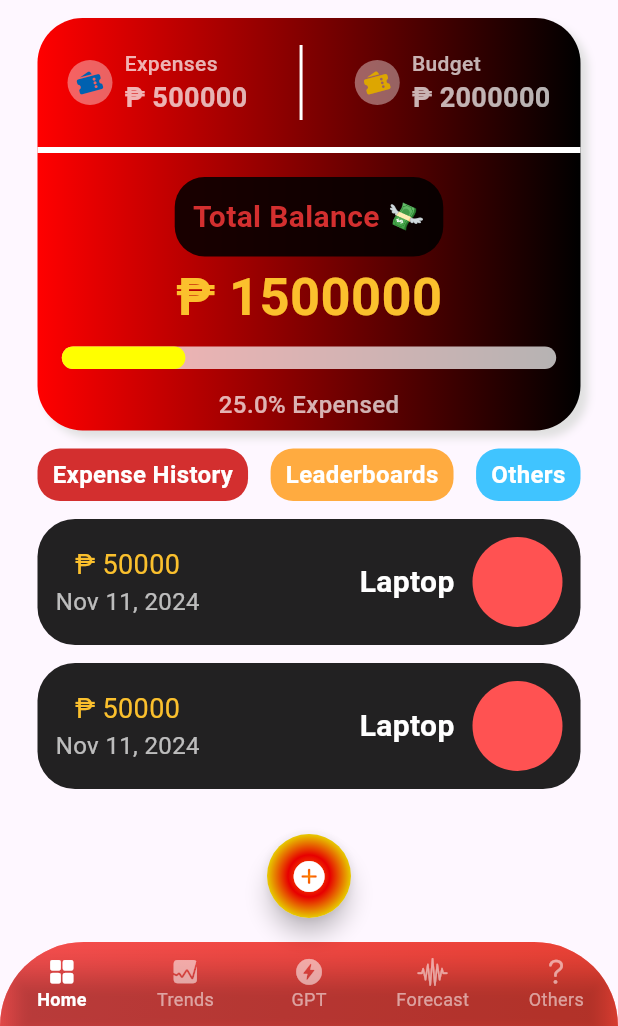
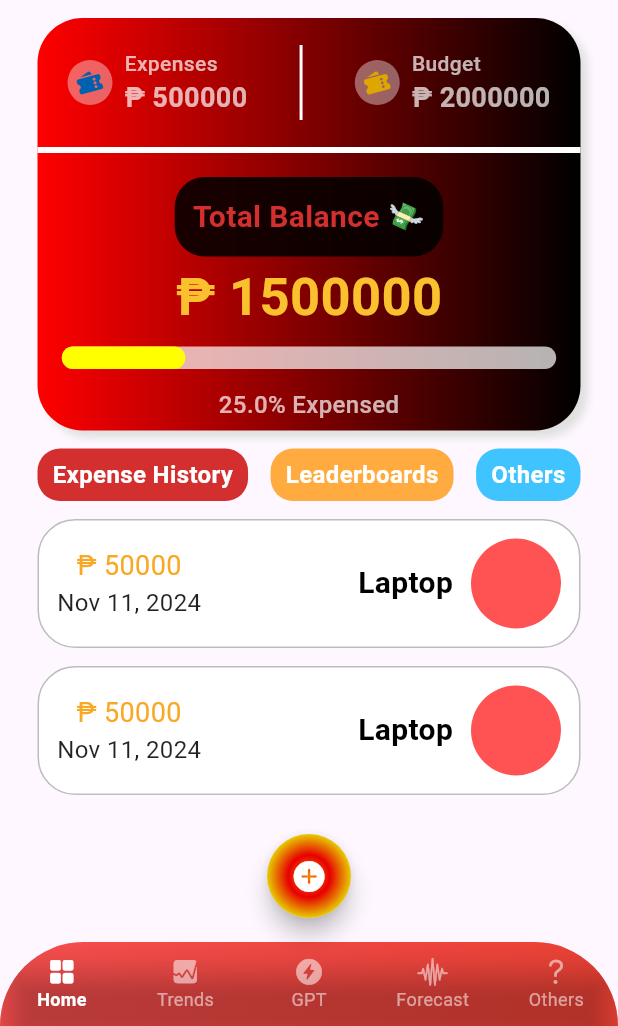
Before and after one commit to donyelqt/pera-pinoy, a Flutter app: the screen it shows after launch, after a tap on "Sign In", on a phone screen of 412 x 824 dp, the part 210-1236 px from its top. Run offline on Flutter 3.47's test engine with Material 3 defaults, Android fonts, the phone set to English and light mode, and no system bars.

Commit message:
"Updated styles for MainScreen and LoginScreen: changed colors, borders, and text styles."

```diff
--- a/lib/screens/home/views/main_screen.dart
+++ b/lib/screens/home/views/main_screen.dart
@@ -342,7 +342,8 @@ class MainScreen extends StatelessWidget {
                       padding: const EdgeInsets.only(bottom: 12.0),
                       child: Container(
                         decoration: BoxDecoration(
-                            color: Colors.black87,
+                            color: Colors.white,
+                            border: Border.all(color: Colors.grey.shade400),
                             borderRadius: BorderRadius.circular(25)),
                         child: Padding(
                           padding: const EdgeInsets.all(12.0),
@@ -357,7 +358,7 @@ class MainScreen extends StatelessWidget {
                                         '₱ 50000',
                                         style: TextStyle(
                                           fontSize: 18,
-                                          color: Colors.yellow.shade700,
+                                          color: Colors.yellow.shade800,
                                           fontWeight: FontWeight.w400,
                                         ),
                                       ),
@@ -365,7 +366,7 @@ class MainScreen extends StatelessWidget {
                                         'Nov 11, 2024',
                                         style: TextStyle(
                                           fontSize: 16,
-                                          color: Colors.white70,
+                                          color: Colors.black87,
                                           fontWeight: FontWeight.w400,
                                         ),
                                       ),
@@ -379,7 +380,7 @@ class MainScreen extends StatelessWidget {
                                     'Laptop',
                                     style: TextStyle(
                                       fontSize: 20,
-                                      color: Colors.white,
+                                      color: Colors.black,
                                       fontWeight: FontWeight.w600,
                                     ),
                                   ),
--- a/lib/screens/login_screen.dart
+++ b/lib/screens/login_screen.dart
@@ -41,7 +41,7 @@ class LoginScreen extends StatelessWidget {
                 ),
               ),
               const SizedBox(height: 5),
-              Text(
+              const Text(
                 'YOUR LIFE PARTNER FOR SMART FINANCES!',
                 style: TextStyle(
                   fontSize: 16,
```
